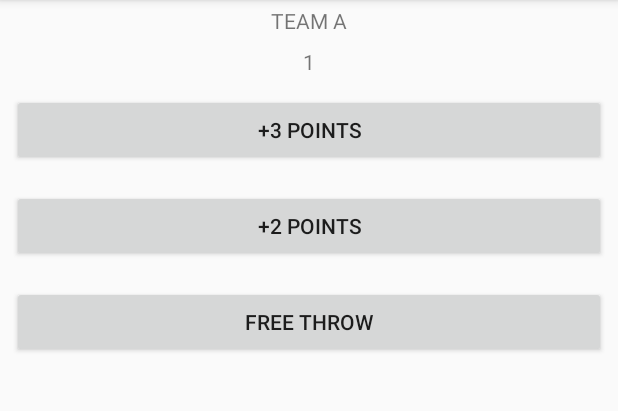
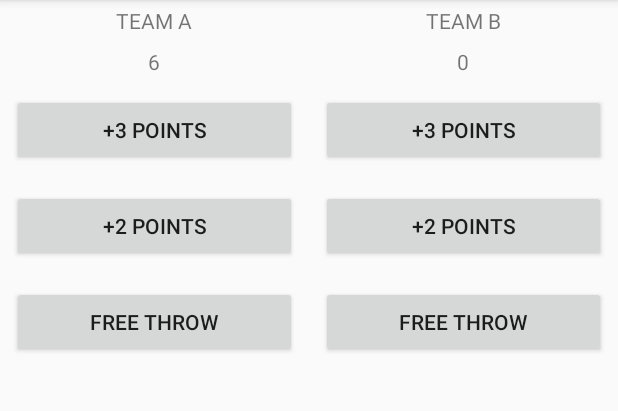
Before and after one commit to josecrmrz/KotlinCourtCounter, an Android app: the screen it shows after launch (MainActivity), after a tap on "FREE THROW", on a phone screen of 412 x 824 dp, the part 84-495 px from its top. Run offline under Robolectric (Android 15) with nearby library versions, the phone set to English and light mode, and no system bars; 2 other taps on this screen came first.

Commit message:
Add Team B with functionality

```diff
--- a/app/src/main/java/com/example/android/kotlincourtcounter/MainActivity.kt
+++ b/app/src/main/java/com/example/android/kotlincourtcounter/MainActivity.kt
@@ -6,41 +6,91 @@ import kotlinx.android.synthetic.main.activity_main.*
 
 class MainActivity : AppCompatActivity() {
 
+    private var scoreForTeamA: Int = 0
+    private var scoreForTeamB: Int = 0
+
     override fun onCreate(savedInstanceState: Bundle?) {
         super.onCreate(savedInstanceState)
         setContentView(R.layout.activity_main)
 
-        three_points.setOnClickListener {
-            threePoints()
+        // Team A on click listeners
+        team_a_three_points.setOnClickListener {
+            teamAThreePoints()
         }
 
-        two_points.setOnClickListener {
-            twoPoints()
+        team_a_two_points.setOnClickListener {
+            teamATwoPoints()
         }
 
-        free_throw.setOnClickListener {
-            freeThrow()
+        team_a_free_throw.setOnClickListener {
+            teamAFreeThrow()
         }
 
-        displayForTeamA(6)
+        // Team B on click listeners
+
+        team_b_three_points.setOnClickListener {
+            teamBThreePoints()
+        }
+
+        team_b_two_points.setOnClickListener {
+            teamBTwoPoints()
+        }
+
+        team_b_free_throw.setOnClickListener {
+            teamBFreeThrow()
+        }
+
+        displayForTeamA(scoreForTeamA)
+        displayForTeamB(scoreForTeamB)
     }
 
     /**
-     * Displays the given score for Team A.
+     * Team A Methods
      */
     private fun displayForTeamA(score: Int) {
         team_a_score.text = score.toString()
     }
 
-    fun threePoints() {
-        team_a_score.text = 3.toString()
+    private fun teamAThreePoints() {
+        scoreForTeamA += 3
+
+        displayForTeamA(scoreForTeamA)
     }
 
-    fun twoPoints() {
-        team_a_score.text = 2.toString()
+    private fun teamATwoPoints() {
+        scoreForTeamA += 2
+
+        displayForTeamA(scoreForTeamA)
     }
 
-    fun freeThrow() {
-        team_a_score.text = 1.toString()
+    private fun teamAFreeThrow() {
+        scoreForTeamA += 1
+
+        displayForTeamA(scoreForTeamA)
+    }
+
+    /**
+     * Team B Methods
+     */
+    private fun displayForTeamB(score: Int) {
+        team_b_score.text = score.toString()
+    }
+
+    private fun teamBThreePoints() {
+        scoreForTeamB += 3
+
+        displayForTeamB(scoreForTeamB)
+    }
+
+    private fun teamBTwoPoints() {
+        scoreForTeamB += 2
+
+        displayForTeamB(scoreForTeamB)
+    }
+
+    private fun teamBFreeThrow() {
+        scoreForTeamB += 1
+
+        displayForTeamB(scoreForTeamB)
     }
 }
--- a/app/src/main/res/layout/activity_main.xml
+++ b/app/src/main/res/layout/activity_main.xml
@@ -3,8 +3,14 @@
     xmlns:tools="http://schemas.android.com/tools"
     android:layout_width="match_parent"
     android:layout_height="match_parent"
-    android:orientation="vertical"
+    android:orientation="horizontal"
     tools:context="com.example.android.kotlincourtcounter.MainActivity">
+
+    <LinearLayout
+        android:layout_width="0dp"
+        android:layout_height="match_parent"
+        android:layout_weight="1"
+        android:orientation="vertical">
 
         <TextView
             android:layout_width="match_parent"
@@ -23,7 +29,7 @@
             android:text="3" />
 
         <Button
-        android:id="@+id/three_points"
+            android:id="@+id/team_a_three_points"
             android:layout_width="match_parent"
             android:layout_height="wrap_content"
             android:layout_margin="8dp"
@@ -31,7 +37,7 @@
             android:textAllCaps="true" />
 
         <Button
-        android:id="@+id/two_points"
+            android:id="@+id/team_a_two_points"
             android:layout_width="match_parent"
             android:layout_height="wrap_content"
             android:layout_margin="8dp"
@@ -39,11 +45,59 @@
             android:textAllCaps="true" />
 
         <Button
-        android:id="@+id/free_throw"
+            android:id="@+id/team_a_free_throw"
             android:layout_width="match_parent"
             android:layout_height="wrap_content"
             android:layout_margin="8dp"
             android:text="Free Throw"
             android:textAllCaps="true" />
+    </LinearLayout>
+
+    <LinearLayout
+        android:layout_width="0dp"
+        android:layout_height="match_parent"
+        android:layout_weight="1"
+        android:orientation="vertical">
+
+        <TextView
+            android:layout_width="match_parent"
+            android:layout_height="wrap_content"
+            android:gravity="center_horizontal"
+            android:padding="4dp"
+            android:text="Team B"
+            android:textAllCaps="true" />
+
+        <TextView
+            android:id="@+id/team_b_score"
+            android:layout_width="match_parent"
+            android:layout_height="wrap_content"
+            android:gravity="center_horizontal"
+            android:padding="4dp"
+            android:text="3" />
+
+        <Button
+            android:id="@+id/team_b_three_points"
+            android:layout_width="match_parent"
+            android:layout_height="wrap_content"
+            android:layout_margin="8dp"
+            android:text="+3 Points"
+            android:textAllCaps="true" />
+
+        <Button
+            android:id="@+id/team_b_two_points"
+            android:layout_width="match_parent"
+            android:layout_height="wrap_content"
+            android:layout_margin="8dp"
+            android:text="+2 Points"
+            android:textAllCaps="true" />
+
+        <Button
+            android:id="@+id/team_b_free_throw"
+            android:layout_width="match_parent"
+            android:layout_height="wrap_content"
+            android:layout_margin="8dp"
+            android:text="Free Throw"
+            android:textAllCaps="true" />
+    </LinearLayout>
 
 </LinearLayout>
```
Lines whose indentation alone changed are shown as unchanged.
